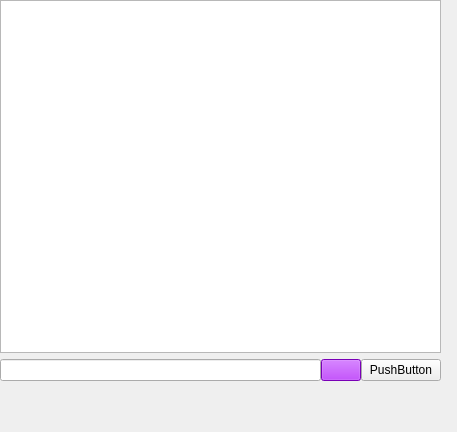
Parsa20231401/FAZE1.0, file entername2/client.ui: the form before one commit.
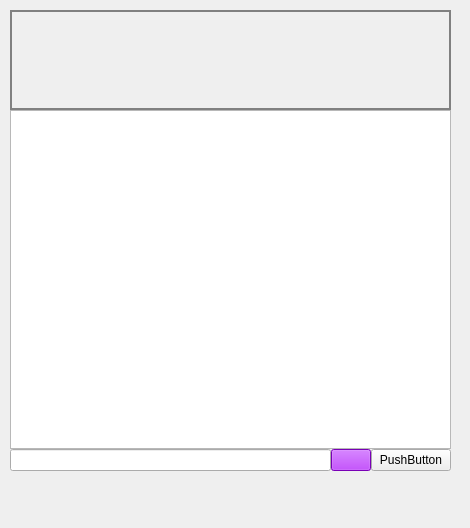
The form after the commit. Icons and pictures are not drawn.

What changed in the file:
```diff
--- a/entername2/client.ui
+++ b/entername2/client.ui
@@ -6,8 +6,8 @@
    <rect>
     <x>0</x>
     <y>0</y>
-    <width>457</width>
-    <height>432</height>
+    <width>470</width>
+    <height>528</height>
    </rect>
   </property>
   <property name="windowTitle">
@@ -20,13 +20,71 @@
    <widget class="QWidget" name="verticalLayoutWidget">
     <property name="geometry">
      <rect>
-      <x>0</x>
-      <y>0</y>
+      <x>10</x>
+      <y>10</y>
       <width>441</width>
-      <height>381</height>
+      <height>461</height>
      </rect>
     </property>
     <layout class="QVBoxLayout" name="verticalLayout">
+     <property name="spacing">
+      <number>0</number>
+     </property>
+     <item>
+      <widget class="QGroupBox" name="groupBox">
+       <property name="minimumSize">
+        <size>
+         <width>0</width>
+         <height>100</height>
+        </size>
+       </property>
+       <property name="styleSheet">
+        <string notr="true">border: 2px solid gray;</string>
+       </property>
+       <property name="title">
+        <string/>
+       </property>
+       <widget class="QLabel" name="profile">
+        <property name="geometry">
+         <rect>
+          <x>0</x>
+          <y>0</y>
+          <width>121</width>
+          <height>101</height>
+         </rect>
+        </property>
+        <property name="styleSheet">
+         <string notr="true">border: 2px white;</string>
+        </property>
+        <property name="text">
+         <string/>
+        </property>
+       </widget>
+       <widget class="QLabel" name="name">
+        <property name="geometry">
+         <rect>
+          <x>150</x>
+          <y>0</y>
+          <width>201</width>
+          <height>101</height>
+         </rect>
+        </property>
+        <property name="font">
+         <font>
+          <pointsize>12</pointsize>
+          <weight>75</weight>
+          <bold>true</bold>
+         </font>
+        </property>
+        <property name="styleSheet">
+         <string notr="true">border: 2px white;</string>
+        </property>
+        <property name="text">
+         <string/>
+        </property>
+       </widget>
+      </widget>
+     </item>
      <item>
       <widget class="QListWidget" name="listWidget">
        <property name="styleSheet">
```
Left out of the diff: 2 changed lines with no effect on the pictures.
